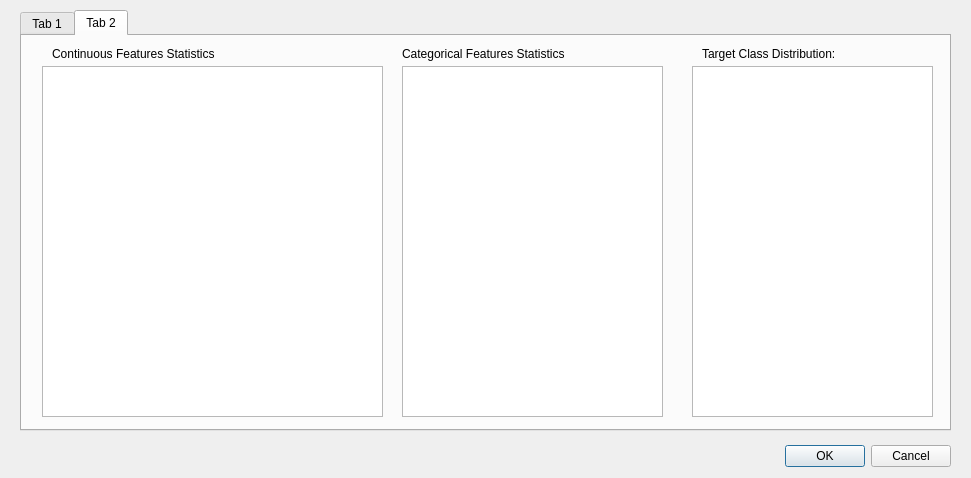
This is flood_risk/flood_risk_dialog_base.ui in andrenogueira88/flood-risk-analyser as Qt 5 draws it before an edit. The edited form follows.
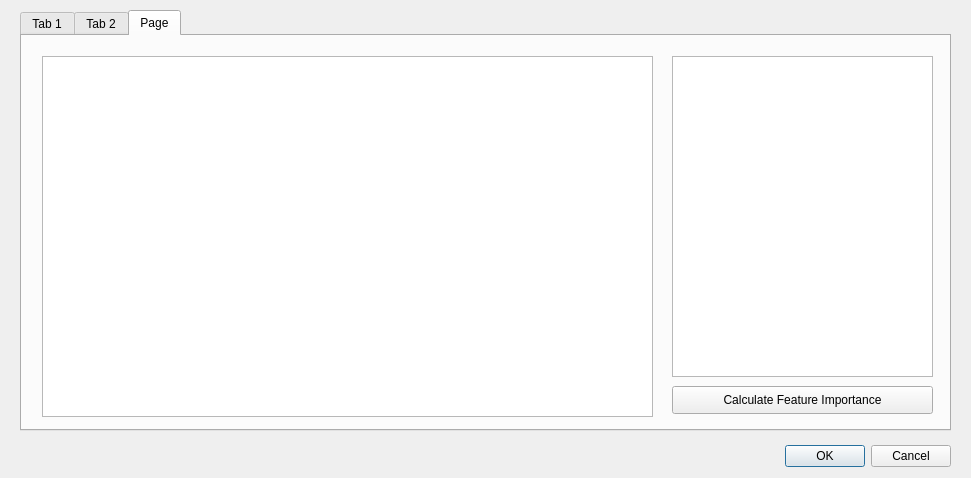
This is the edited form.

Diff of the .ui file:
```diff
--- a/flood_risk/flood_risk_dialog_base.ui
+++ b/flood_risk/flood_risk_dialog_base.ui
@@ -39,7 +39,7 @@
     </rect>
    </property>
    <property name="currentIndex">
-    <number>1</number>
+    <number>2</number>
    </property>
    <widget class="QWidget" name="DataSource">
     <attribute name="title">
@@ -212,6 +212,44 @@
      </property>
     </widget>
    </widget>
+   <widget class="QWidget" name="featureSelcs">
+    <attribute name="title">
+     <string>Page</string>
+    </attribute>
+    <widget class="QTableView" name="featImpValues">
+     <property name="geometry">
+      <rect>
+       <x>20</x>
+       <y>20</y>
+       <width>611</width>
+       <height>361</height>
+      </rect>
+     </property>
+    </widget>
+    <widget class="QPushButton" name="featImpCalc">
+     <property name="geometry">
+      <rect>
+       <x>650</x>
+       <y>350</y>
+       <width>261</width>
+       <height>28</height>
+      </rect>
+     </property>
+     <property name="text">
+      <string>Calculate Feature Importance</string>
+     </property>
+    </widget>
+    <widget class="QListWidget" name="MethodsList">
+     <property name="geometry">
+      <rect>
+       <x>650</x>
+       <y>20</y>
+       <width>261</width>
+       <height>321</height>
+      </rect>
+     </property>
+    </widget>
+   </widget>
   </widget>
  </widget>
  <resources/>
```
Left out of the diff: 12 changed lines with no effect on the pictures.
